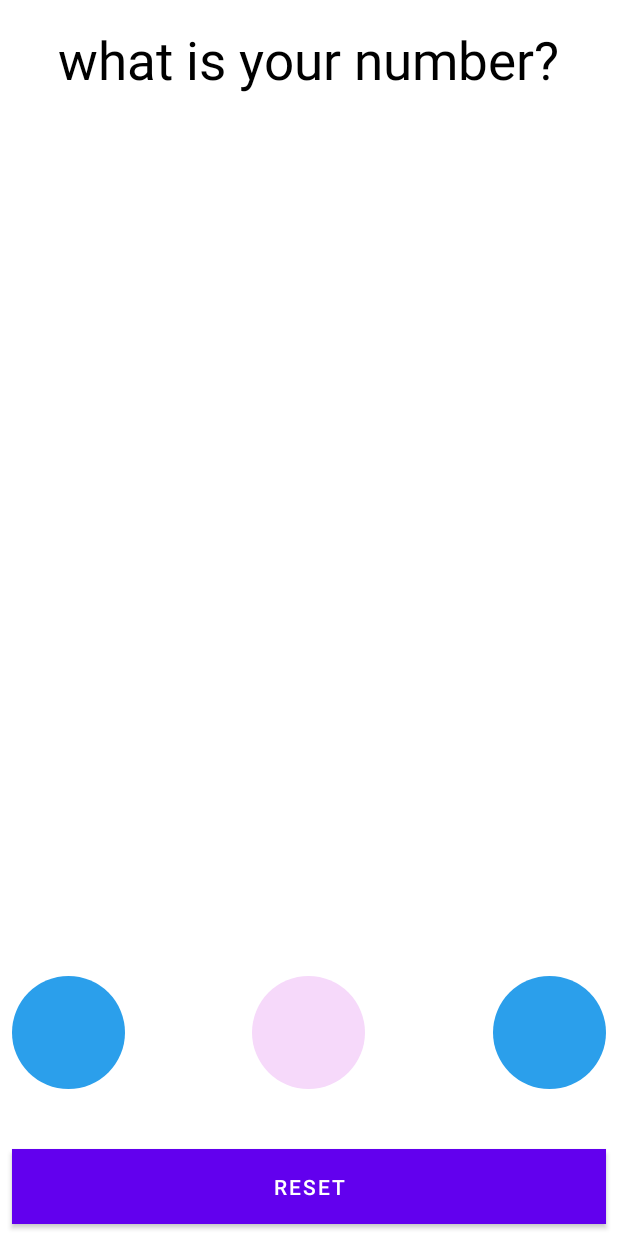
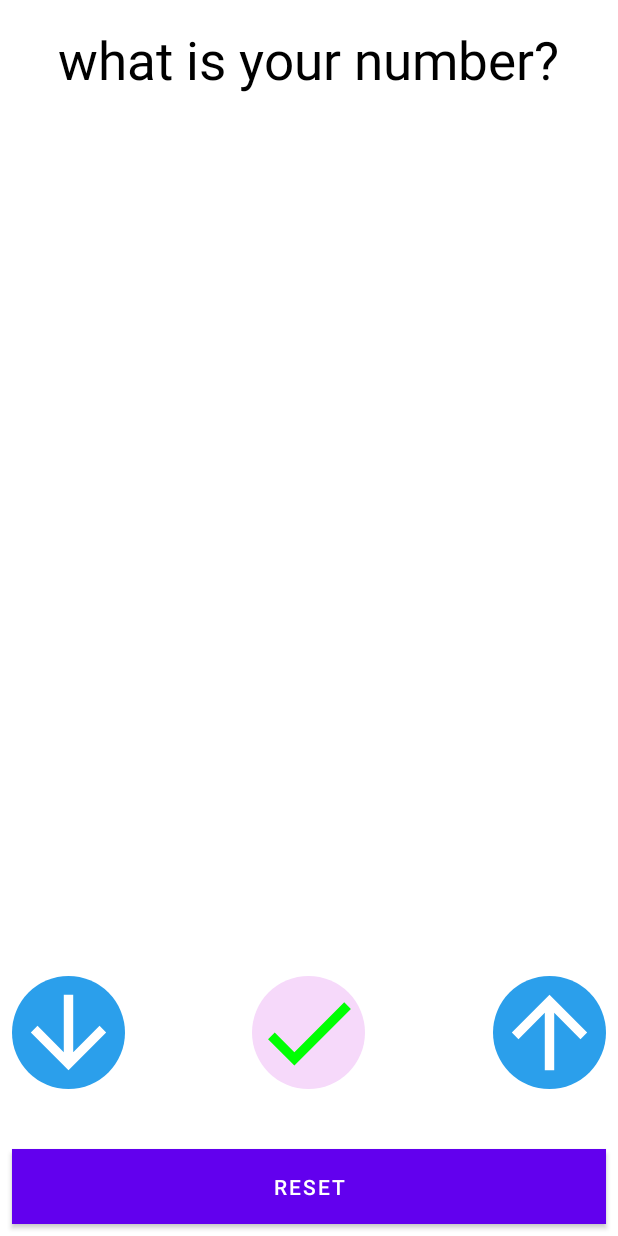
Before and after one commit to wolfpirker/android-dev-with-kotlin-course, an Android app: the layout activity_main.xml on its own in the app's theme, with its tools: preview values and no code run, on a phone screen of 412 x 824 dp. Run offline under Robolectric (Android 15) with nearby library versions, the phone set to English and light mode, and no system bars.

Commit message:
Guess my number app, completed

```diff
--- /dev/null
+++ b/GuessNumber/app/src/main/res/drawable/ic_arrow_downward.xml
@@ -0,0 +1,5 @@
+<vector android:height="75dp" android:tint="#FFFFFF"
+    android:viewportHeight="24" android:viewportWidth="24"
+    android:width="75dp" xmlns:android="http://schemas.android.com/apk/res/android">
+    <path android:fillColor="@android:color/white" android:pathData="M20,12l-1.41,-1.41L13,16.17V4h-2v12.17l-5.58,-5.59L4,12l8,8 8,-8z"/>
+</vector>
--- /dev/null
+++ b/GuessNumber/app/src/main/res/drawable/ic_arrow_upward.xml
@@ -0,0 +1,5 @@
+<vector android:height="24dp" android:tint="#FFFFFF"
+    android:viewportHeight="24" android:viewportWidth="24"
+    android:width="24dp" xmlns:android="http://schemas.android.com/apk/res/android">
+    <path android:fillColor="@android:color/white" android:pathData="M4,12l1.41,1.41L11,7.83V20h2V7.83l5.58,5.59L20,12l-8,-8 -8,8z"/>
+</vector>
--- /dev/null
+++ b/GuessNumber/app/src/main/res/drawable/ic_check.xml
@@ -0,0 +1,5 @@
+<vector android:height="24dp" android:tint="#00FF02"
+    android:viewportHeight="24" android:viewportWidth="24"
+    android:width="24dp" xmlns:android="http://schemas.android.com/apk/res/android">
+    <path android:fillColor="@android:color/white" android:pathData="M9,16.17L4.83,12l-1.42,1.41L9,19 21,7l-1.41,-1.41z"/>
+</vector>
--- a/GuessNumber/app/src/main/res/layout/activity_main.xml
+++ b/GuessNumber/app/src/main/res/layout/activity_main.xml
@@ -3,6 +3,7 @@
     xmlns:tools="http://schemas.android.com/tools"
     android:layout_width="match_parent"
     android:layout_height="match_parent"
+    xmlns:app="http://schemas.android.com/apk/res-auto"
     tools:context=".MainActivity">
 
     <TextView
@@ -38,6 +39,8 @@
             android:layout_width="wrap_content"
             android:layout_height="wrap_content"
             android:layout_alignParentStart="true"
+            app:srcCompat="@drawable/ic_arrow_downward"
+            android:onClick="clickDownwardArrow"
             android:background="@drawable/background_circle_blue"
             android:contentDescription="@string/str_arrow_down_desc" />
 
@@ -45,6 +48,8 @@
             android:layout_width="wrap_content"
             android:layout_height="wrap_content"
             android:layout_centerHorizontal="true"
+            app:srcCompat="@drawable/ic_check"
+            android:onClick="clickSuccess"
             android:background="@drawable/background_circle_pink"
             android:contentDescription="@string/str_arrow_success_desc" />
 
@@ -52,6 +57,8 @@
             android:layout_width="wrap_content"
             android:layout_height="wrap_content"
             android:layout_alignParentEnd="true"
+            app:srcCompat="@drawable/ic_arrow_upward"
+            android:onClick="clickUpwardArrow"
             android:background="@drawable/background_circle_blue"
             android:contentDescription="@string/str_arrow_up_desc" />
     </RelativeLayout>
@@ -62,6 +69,7 @@
         android:layout_height="50dp"
         android:layout_alignParentBottom="true"
         android:layout_margin="@dimen/margin_eight"
+        android:onClick="clickResetButton"
         android:background="@color/colorPurple"
         android:text="@string/str_reset"
         android:textColor="@color/white" />
--- a/GuessNumber/app/src/main/res/values/strings.xml
+++ b/GuessNumber/app/src/main/res/values/strings.xml
@@ -4,4 +4,6 @@
     <string name="str_arrow_up_desc">press_arrow_down</string>
     <string name="str_arrow_down_desc">press arrow down</string>
     <string name="str_arrow_success_desc">App has guessed the number</string>
+    <string name="str_question">Is your number %d?</string>
+    <string name="str_success">Your Number Is %d</string>
 </resources>
```
Also changed, not shown: GuessNumber/app/build.gradle (+7 -2 lines), GuessNumber/app/src/main/java/com/wolfgang/guessnumber/MainActivity.kt (+71 -1 lines), 1 other file.
